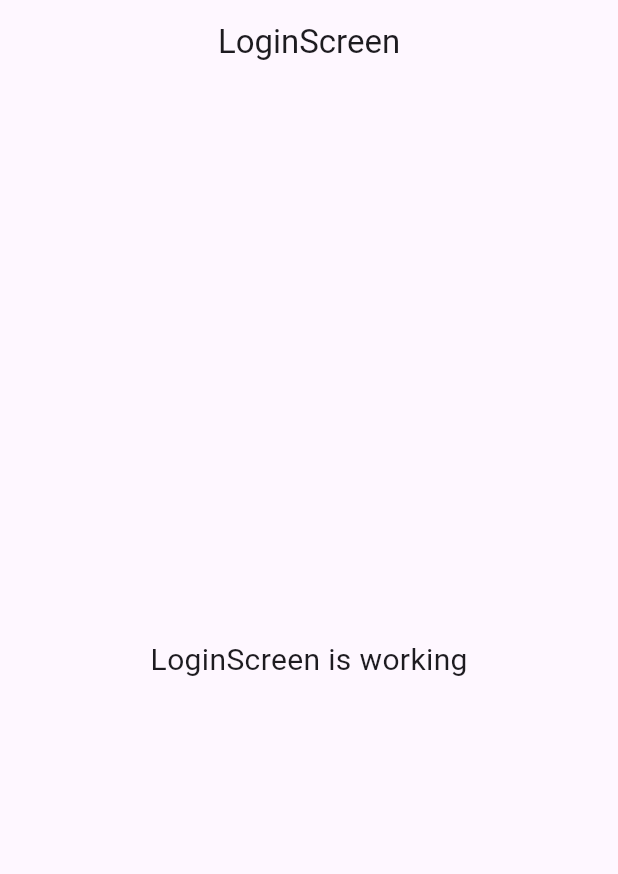
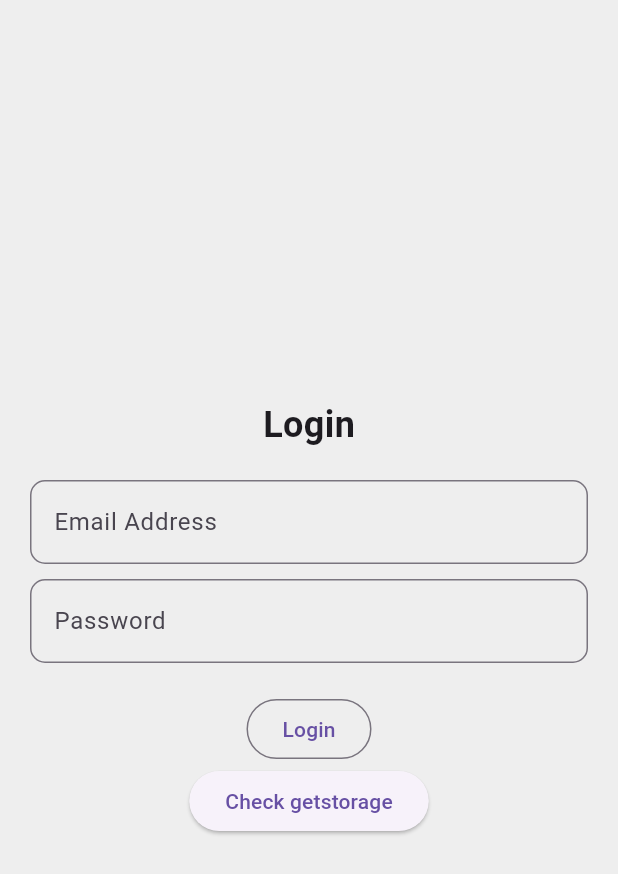
Before and after one commit to refayet21/loginwithdifferentuser, a Flutter app: the screen it shows after launch, on a phone screen of 412 x 824 dp. Shown: the top 874 px of the screen. Run offline on Flutter 3.47's test engine with Material 3 defaults, Android fonts, the phone set to English and light mode, and no system bars; our stand-ins replace get, get_storage.

Commit message:
splash screen with login

```diff
--- a/lib/infrastructure/navigation/navigation.dart
+++ b/lib/infrastructure/navigation/navigation.dart
@@ -28,7 +28,7 @@ class Nav {
   static List<GetPage> routes = [
     GetPage(
       name: Routes.HOME,
-      page: () => const HomeScreen(),
+      page: () => HomeScreen(),
       binding: HomeControllerBinding(),
     ),
     GetPage(
@@ -38,7 +38,7 @@ class Nav {
     ),
     GetPage(
       name: Routes.LOGIN,
-      page: () => const LoginScreen(),
+      page: () => LoginScreen(),
       binding: LoginControllerBinding(),
     ),
     GetPage(
--- a/lib/presentation/home/home.screen.dart
+++ b/lib/presentation/home/home.screen.dart
@@ -1,17 +1,29 @@
 import 'package:flutter/material.dart';
 
 import 'package:get/get.dart';
+import 'package:get_storage/get_storage.dart';
+import 'package:multi_login/infrastructure/navigation/routes.dart';
 
 import 'controllers/home.controller.dart';
 
 class HomeScreen extends GetView<HomeController> {
-  const HomeScreen({Key? key}) : super(key: key);
+  HomeScreen({Key? key}) : super(key: key);
+
+  final box = GetStorage();
   @override
   Widget build(BuildContext context) {
     return Scaffold(
       appBar: AppBar(
         title: const Text('HomeScreen'),
         centerTitle: true,
+        actions: [
+          IconButton(
+              onPressed: () {
+                box.remove('email');
+                Get.offNamed(Routes.LOGIN);
+              },
+              icon: Icon(Icons.logout))
+        ],
       ),
       body: const Center(
         child: Text(
--- a/lib/presentation/login/controllers/login.controller.dart
+++ b/lib/presentation/login/controllers/login.controller.dart
@@ -1,9 +1,7 @@
+import 'package:flutter/material.dart';
 import 'package:get/get.dart';
 
 class LoginController extends GetxController {
-  //TODO: Implement LoginController
-
-  final count = 0.obs;
   @override
   void onInit() {
     super.onInit();
@@ -18,6 +16,4 @@ class LoginController extends GetxController {
   void onClose() {
     super.onClose();
   }
-
-  void increment() => count.value++;
 }
--- a/lib/presentation/login/login.screen.dart
+++ b/lib/presentation/login/login.screen.dart
@@ -1,22 +1,73 @@
 import 'package:flutter/material.dart';
 
 import 'package:get/get.dart';
+import 'package:get_storage/get_storage.dart';
+import 'package:multi_login/infrastructure/navigation/routes.dart';
 
 import 'controllers/login.controller.dart';
 
 class LoginScreen extends GetView<LoginController> {
-  const LoginScreen({Key? key}) : super(key: key);
+  LoginScreen({Key? key}) : super(key: key);
+  TextEditingController emailController = TextEditingController();
+  TextEditingController passwordController = TextEditingController();
+
+  final box = GetStorage();
   @override
   Widget build(BuildContext context) {
     return Scaffold(
-      appBar: AppBar(
-        title: const Text('LoginScreen'),
-        centerTitle: true,
-      ),
-      body: const Center(
-        child: Text(
-          'LoginScreen is working',
-          style: TextStyle(fontSize: 20),
+      backgroundColor: Colors.grey[200],
+      body: Center(
+        child: SingleChildScrollView(
+          padding: const EdgeInsets.all(20.0),
+          child: Form(
+            child: Column(
+              mainAxisAlignment: MainAxisAlignment.center,
+              children: [
+                const Text(
+                  'Login',
+                  style: TextStyle(
+                    fontSize: 24.0,
+                    fontWeight: FontWeight.bold,
+                  ),
+                ),
+                const SizedBox(height: 20.0),
+                TextFormField(
+                  controller: emailController,
+                  decoration: InputDecoration(
+                    labelText: 'Email Address',
+                    border: OutlineInputBorder(
+                      borderRadius: BorderRadius.circular(10.0),
+                    ),
+                  ),
+                ),
+                const SizedBox(height: 10.0),
+                TextFormField(
+                  controller: passwordController,
+                  decoration: InputDecoration(
+                    labelText: 'Password',
+                    border: OutlineInputBorder(
+                      borderRadius: BorderRadius.circular(10.0),
+                    ),
+                  ),
+                ),
+                const SizedBox(height: 20.0),
+                OutlinedButton(
+                  onPressed: () {
+                    box.write('email', emailController.text);
+                    print('email is ${emailController.text}');
+                    print('password is ${passwordController.text}');
+                    Get.offNamed(Routes.HOME);
+                  },
+                  child: const Text('Login'),
+                ),
+                ElevatedButton(
+                    onPressed: () {
+                      print(box.read('email'));
+                    },
+                    child: Text('Check getstorage'))
+              ],
+            ),
+          ),
         ),
       ),
     );
```
Also changed, not shown: lib/presentation/splash/controllers/splash.controller.dart (+71 -14 lines).
